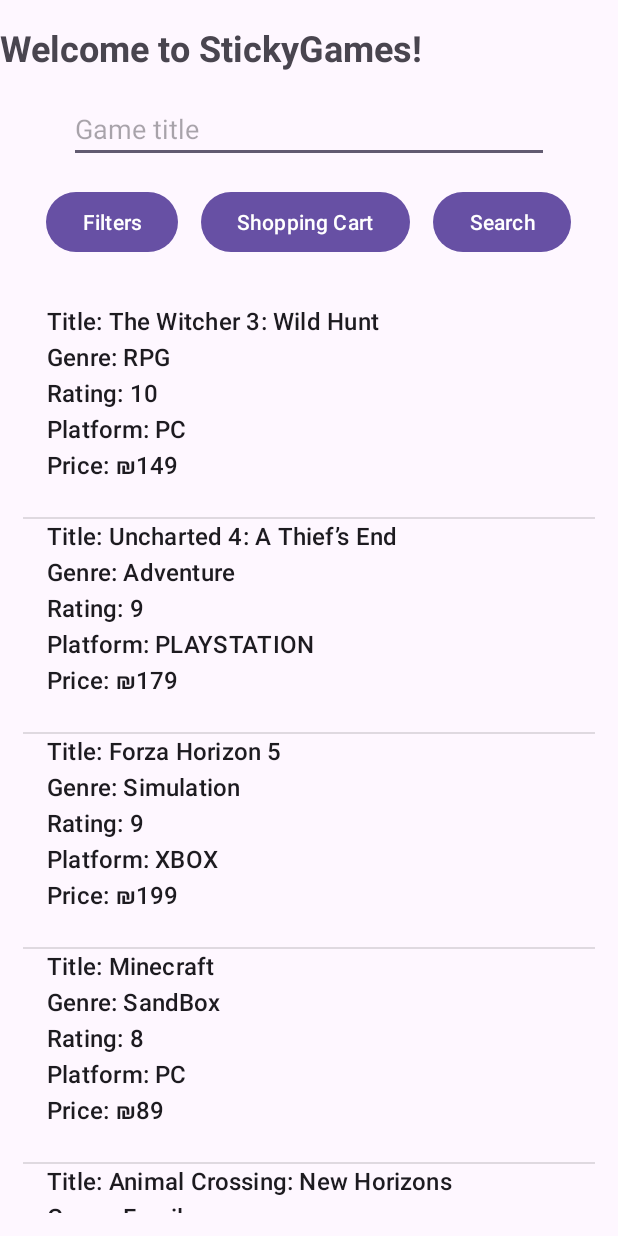
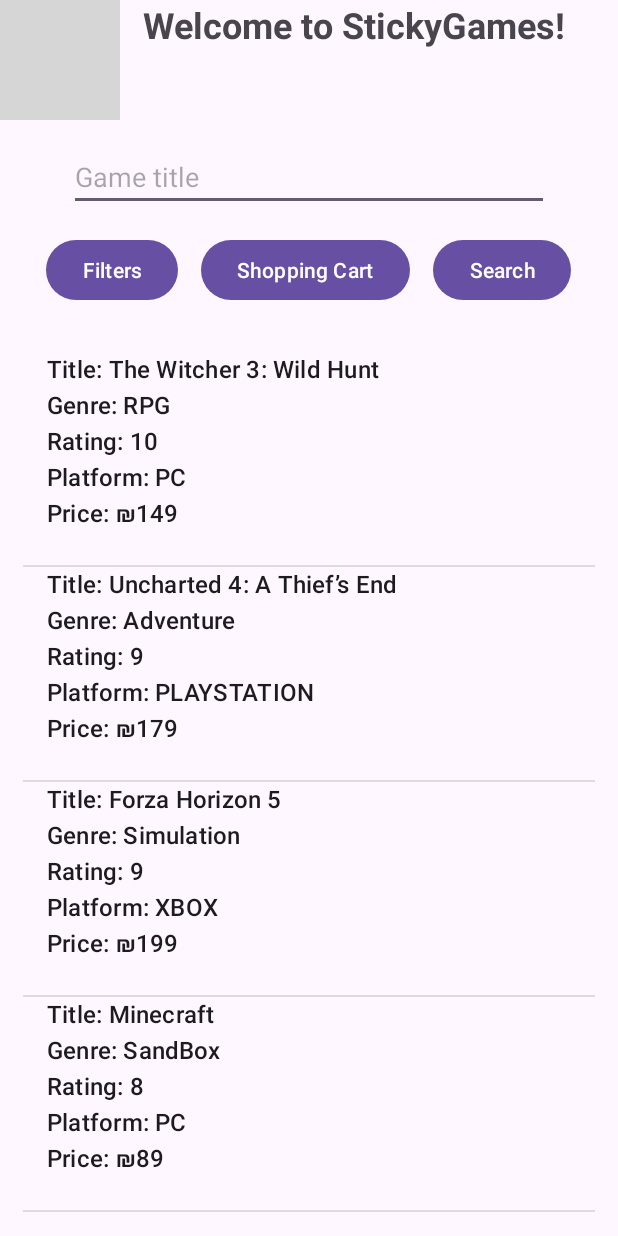
Before and after one commit to omarkashour/GamesAndroidApp, an Android app: the screen it shows after launch (MainActivity), after a tap on "Search", on a phone screen of 412 x 824 dp. Run offline under Robolectric (Android 15) with nearby library versions, the phone set to English and light mode, and no system bars; grey boxes are pictures that could not be loaded.

Commit message:
Add main logo

```diff
--- a/app/src/main/java/com/example/gamesapp/MainActivity.java
+++ b/app/src/main/java/com/example/gamesapp/MainActivity.java
@@ -9,6 +9,7 @@
 import android.widget.ArrayAdapter;
 import android.widget.Button;
 import android.widget.EditText;
+import android.widget.ImageView;
 import android.widget.ListView;
 
 import androidx.activity.EdgeToEdge;
@@ -38,6 +39,7 @@
     private Button btnCart;
 
     private ListView listGames;
+    private ImageView imgLogo;
 
     Game filters;
     SharedPreferences prefs;
@@ -154,6 +156,8 @@
         btnCart = findViewById(R.id.btnCart);
         listGames = findViewById(R.id.listGames);
         editSearch = findViewById(R.id.editSearch);
+        imgLogo = findViewById(R.id.imgLogo);
+        imgLogo.setImageDrawable(getResources().getDrawable(R.drawable.stickygamesrounded,getApplicationContext().getTheme()));
     }
 
     public List<Game> getGamesByTitle(String title) {
--- a/app/src/main/res/layout/activity_main.xml
+++ b/app/src/main/res/layout/activity_main.xml
@@ -11,6 +11,15 @@
     tools:context=".MainActivity"
     android:padding="20dp">
 
+    <LinearLayout
+        android:layout_width="match_parent"
+        android:layout_height="wrap_content"
+        android:orientation="horizontal">
+        <ImageView
+            android:id="@+id/imgLogo"
+            android:layout_width="80dp"
+            android:layout_height="80dp"
+            android:layout_marginRight="15dp"/>
     <TextView
         android:id="@+id/txtWelcome"
         android:layout_width="wrap_content"
@@ -19,8 +28,9 @@
         android:text="Welcome to StickyGames!"
         android:textSize="24sp"
         android:layout_gravity="left"
-        android:textStyle="bold"/>
+        android:textStyle="bold" />
 
+    </LinearLayout>
     <EditText
         android:id="@+id/editSearch"
         android:layout_width="wrap_content"
```
Also changed, not shown: 2 other files.
